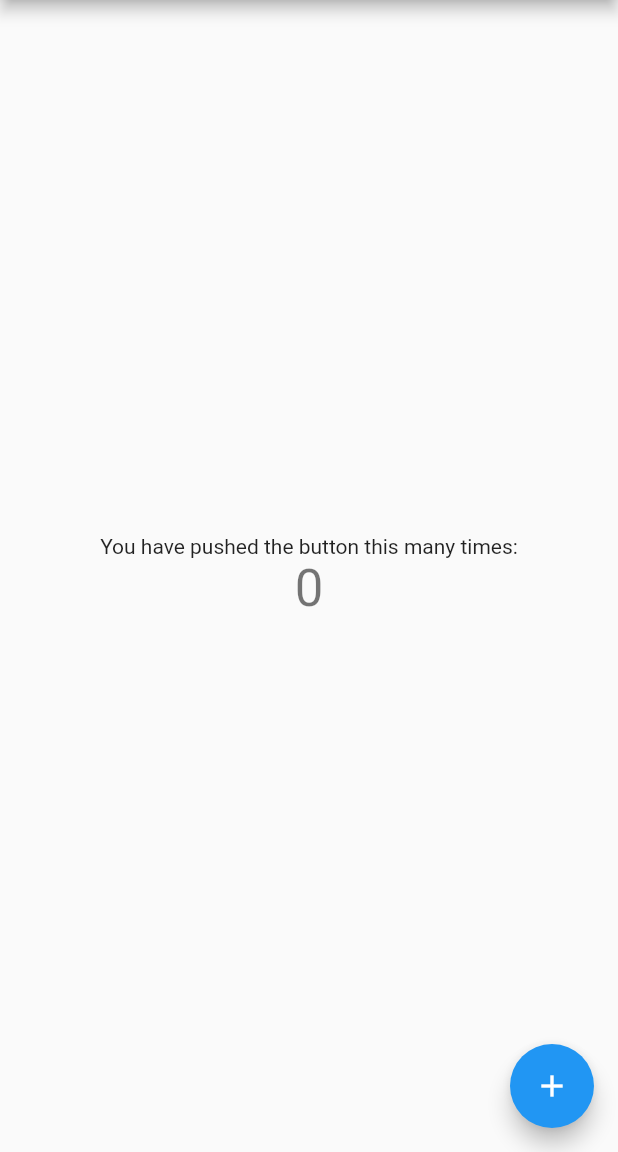
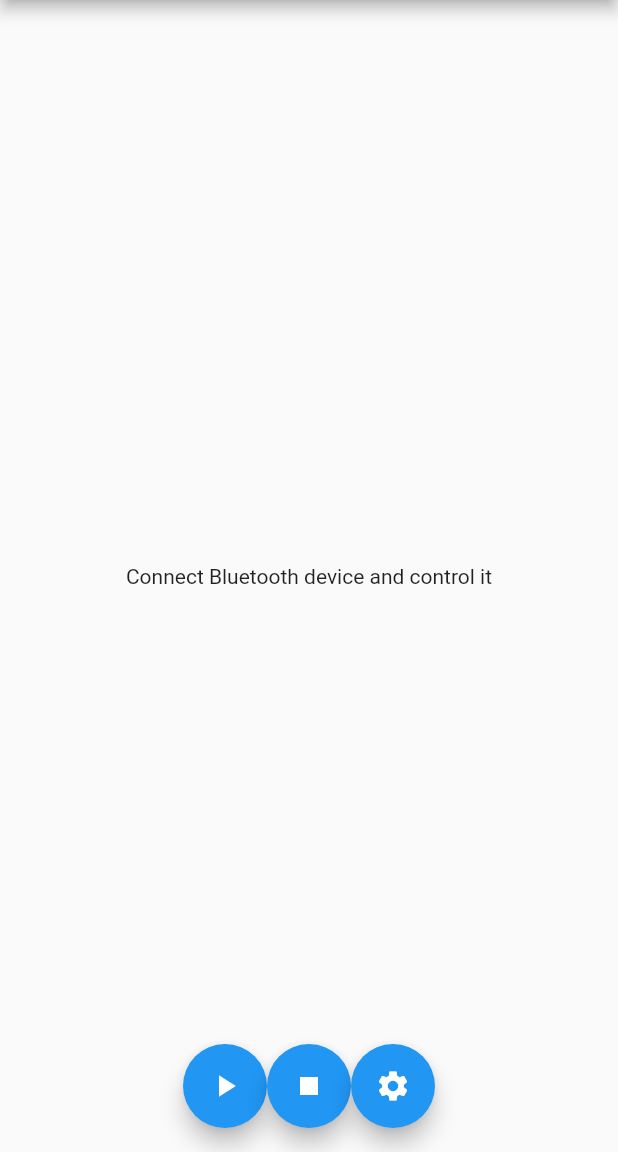
Before and after one commit to inti-ar/bluetooth_controller, a Flutter app: the screen it shows after launch, on a phone screen of 412 x 824 dp, the part 84-1236 px from its top. Run offline on Flutter 3.47's test engine with Material 2 defaults, Android fonts, the phone set to English and light mode, and no system bars.

Commit message:
Implemented initial visualization with buttons

```diff
--- a/lib/main.dart
+++ b/lib/main.dart
@@ -46,18 +46,11 @@ class MyHomePage extends StatefulWidget {
 }
 
 class _MyHomePageState extends State<MyHomePage> {
-  int _counter = 0;
+  void _start() {}
 
-  void _incrementCounter() {
-    setState(() {
-      // This call to setState tells the Flutter framework that something has
-      // changed in this State, which causes it to rerun the build method below
-      // so that the display can reflect the updated values. If we changed
-      // _counter without calling setState(), then the build method would not be
-      // called again, and so nothing would appear to happen.
-      _counter++;
-    });
-  }
+  void _stop() {}
+
+  void _configure() {}
 
   @override
   Widget build(BuildContext context) {
@@ -94,19 +87,31 @@ class _MyHomePageState extends State<MyHomePage> {
           mainAxisAlignment: MainAxisAlignment.center,
           children: <Widget>[
             Text(
-              'You have pushed the button this many times:',
-            ),
-            Text(
-              '$_counter',
-              style: Theme.of(context).textTheme.headline4,
+              'Connect Bluetooth device and control it',
             ),
           ],
         ),
       ),
-      floatingActionButton: FloatingActionButton(
-        onPressed: _incrementCounter,
-        tooltip: 'Increment',
-        child: Icon(Icons.add),
+      floatingActionButtonLocation: FloatingActionButtonLocation.centerFloat,
+      floatingActionButton: Row(
+        mainAxisAlignment: MainAxisAlignment.center,
+        children: [
+          FloatingActionButton(
+            onPressed: _start,
+            tooltip: 'Start',
+            child: Icon(Icons.play_arrow),
+          ),
+          FloatingActionButton(
+            onPressed: _stop,
+            tooltip: 'Stop',
+            child: Icon(Icons.stop),
+          ),
+          FloatingActionButton(
+            onPressed: _configure,
+            tooltip: 'Configure',
+            child: Icon(Icons.settings),
+          ),
+        ],
       ), // This trailing comma makes auto-formatting nicer for build methods.
     );
   }
```
